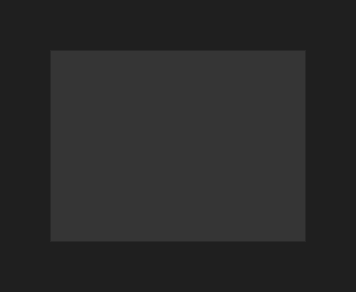
Qt form src/ui/MainWindow.ui (kuloPo/GFXReconstruct-Viewer) before a commit.
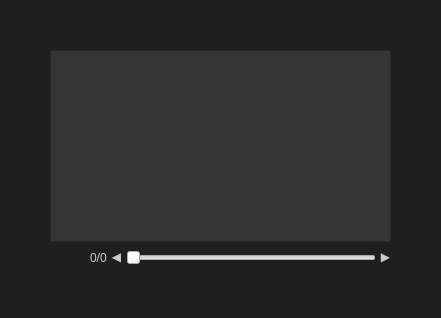
The same form after that commit.

Commit message: Add a slide bar to select frame number,

Patch:
```diff
--- a/src/ui/MainWindow.ui
+++ b/src/ui/MainWindow.ui
@@ -35,6 +35,92 @@
       </property>
      </widget>
     </item>
+    <item>
+     <layout class="QHBoxLayout" name="frameBarLayout">
+      <property name="spacing">
+       <number>4</number>
+      </property>
+      <item>
+       <spacer name="horizontalSpacer">
+        <property name="orientation">
+         <enum>Qt::Horizontal</enum>
+        </property>
+        <property name="sizeHint" stdset="0">
+         <size>
+          <width>40</width>
+          <height>20</height>
+         </size>
+        </property>
+       </spacer>
+      </item>
+      <item>
+       <widget class="QLabel" name="frameLabel">
+        <property name="text">
+         <string>0/0</string>
+        </property>
+        <property name="styleSheet">
+         <string notr="true">color: #CCCCCC;
+margin-top: -3px;</string>
+        </property>
+       </widget>
+      </item>
+      <item>
+       <widget class="QPushButton" name="prevFrameButton">
+        <property name="styleSheet">
+         <string notr="true">QPushButton {
+    background-color: transparent;
+    border: none;
+    color: #CCCCCC;
+    margin-top: -3px;
+}
+QPushButton:hover {
+    color: #FFFFFF;
+}</string>
+        </property>
+        <property name="text">
+         <string>◀</string>
+        </property>
+       </widget>
+      </item>
+      <item>
+       <widget class="QSlider" name="frameSlider">
+        <property name="minimumSize">
+         <size>
+          <width>250</width>
+          <height>0</height>
+         </size>
+        </property>
+        <property name="maximumSize">
+         <size>
+          <width>250</width>
+          <height>16777215</height>
+         </size>
+        </property>
+        <property name="orientation">
+         <enum>Qt::Horizontal</enum>
+        </property>
+       </widget>
+      </item>
+      <item>
+       <widget class="QPushButton" name="nextFrameButton">
+        <property name="styleSheet">
+         <string notr="true">QPushButton {
+    background-color: transparent;
+    border: none;
+    color: #CCCCCC;
+    margin-top: -3px;
+}
+QPushButton:hover {
+    color: #FFFFFF;
+}</string>
+        </property>
+        <property name="text">
+         <string>▶</string>
+        </property>
+       </widget>
+      </item>
+     </layout>
+    </item>
    </layout>
   </widget>
  </widget>
```
The commit also changes 2 other files.
